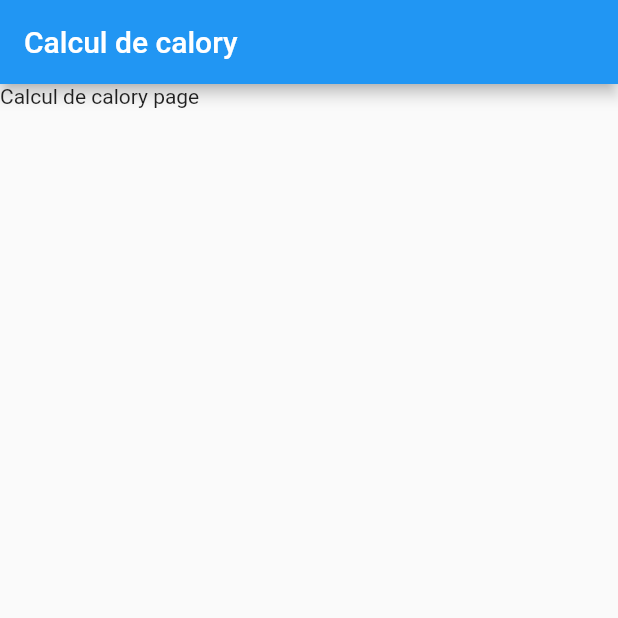
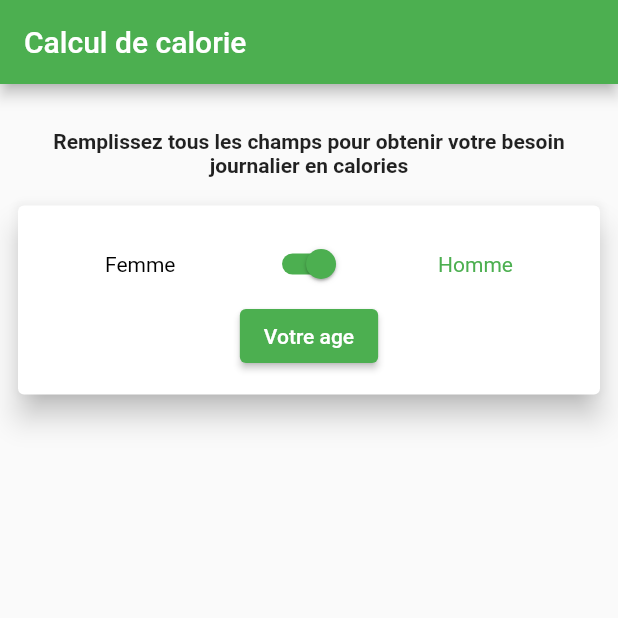
Before and after one commit to abdouwarissiboukari/calory_app, a Flutter app: the screen it shows after launch, on a phone screen of 412 x 824 dp, the top half of it. Run offline on Flutter 3.47's test engine with Material 2 defaults, Android fonts, the phone set to English and light mode, and no system bars.

Commit message:
Adds of 2023-02-02

```diff
--- a/lib/main.dart
+++ b/lib/main.dart
@@ -22,7 +22,7 @@ class MyApp extends StatelessWidget {
       debugShowCheckedModeBanner: false,
       title: 'Flutter Demo',
       theme: ThemeData(
-        primarySwatch: Colors.blue,
+        primarySwatch: context.watch<DataProvider>().appPramaryColor,
       ),
       home: Home(),
     );
--- a/lib/services/DataProvier.dart
+++ b/lib/services/DataProvier.dart
@@ -1,3 +1,63 @@
 import 'package:flutter/cupertino.dart';
+import 'package:flutter/material.dart';
 
-class DataProvider with ChangeNotifier {}
+class DataProvider with ChangeNotifier {
+  String appBarTitle = "Calcul de calorie";
+  String infoString =
+      "Remplissez tous les champs pour obtenir votre besoin journalier en calories";
+  String ageButtonText = "";
+
+  MaterialColor appPramaryColor = Colors.grey;
+  Color womanColor = Colors.white;
+  Color manColor = Colors.white;
+  int manOrWoman = 1;
+  bool switchValue = true;
+  DateTime initialDate = DateTime.now();
+  DateTime SelectedDate = DateTime.now();
+  int age = 0;
+
+  DataProvider() {
+    setAppColor(true);
+    setAge(SelectedDate);
+  }
+
+  setAppColor(bool colorType) {
+    (colorType)
+        ? appPramaryColor = Colors.green
+        : appPramaryColor = Colors.pink;
+
+    manOrWoman = (colorType) ? 1 : 0;
+
+    if (manOrWoman == 1) {
+      womanColor = Colors.black;
+      manColor = Colors.green;
+    } else {
+      womanColor = Colors.pink;
+      manColor = Colors.black;
+    }
+    notifyListeners();
+  }
+
+  setWicthValue(bool sValue) {
+    switchValue = sValue;
+    setAppColor(sValue);
+
+    notifyListeners();
+  }
+
+  setAge(DateTime dateTime) {
+    if (dateTime.second == DateTime.now().second) {
+      age = 0;
+      ageButtonText = "Votre age";
+    } else if (dateTime.second > DateTime.now().second) {
+      age = 0;
+      ageButtonText = "Date incorrecte";
+    } else {
+      age = dateTime.year - initialDate.year;
+      SelectedDate = dateTime;
+      ageButtonText = "Votre age est $age";
+    }
+
+    notifyListeners();
+  }
+}
--- a/lib/views/pages/Home.dart
+++ b/lib/views/pages/Home.dart
@@ -1,6 +1,10 @@
+import 'package:calory_app/services/DataProvier.dart';
 import 'package:calory_app/views/widgets/CustomAppBar.dart';
+import 'package:calory_app/views/widgets/InfoTextView.dart';
+import 'package:calory_app/views/widgets/formCard.dart';
 import 'package:flutter/cupertino.dart';
 import 'package:flutter/material.dart';
+import 'package:provider/provider.dart';
 
 class Home extends StatefulWidget {
   @override
@@ -11,16 +15,21 @@ class HomeState extends State<Home> {
   @override
   Widget build(BuildContext context) {
     return Scaffold(
-      appBar: CustomAppBar(titleString: "Calcul de calory"),
+      appBar:
+          CustomAppBar(titleString: context.watch<DataProvider>().appBarTitle),
       body: SingleChildScrollView(
-        child: Column(
-          mainAxisAlignment: MainAxisAlignment.spaceEvenly,
-          crossAxisAlignment: CrossAxisAlignment.center,
-          children: const [
-            Text("Calcul de calory page"),
-          ],
-        ),
-      ),
+          padding: const EdgeInsets.only(top: 15, bottom: 8, left: 8, right: 8),
+          child: Expanded(
+            child: Column(
+              mainAxisAlignment: MainAxisAlignment.spaceEvenly,
+              mainAxisSize: MainAxisSize.max,
+              crossAxisAlignment: CrossAxisAlignment.center,
+              children: [
+                InfoTextView(),
+                FormCard(),
+              ],
+            ),
+          )),
     );
   }
 }
--- a/lib/views/widgets/CustomAppBar.dart
+++ b/lib/views/widgets/CustomAppBar.dart
@@ -3,5 +3,6 @@ import 'package:flutter/material.dart';
 class CustomAppBar extends AppBar {
   String titleString;
 
-  CustomAppBar({required this.titleString}) : super(title: Text(titleString));
+  CustomAppBar({super.key, required this.titleString})
+      : super(title: Text(titleString));
 }
--- /dev/null
+++ b/lib/views/widgets/DialogButtonView.dart
@@ -0,0 +1,23 @@
+import 'package:calory_app/services/DataProvier.dart';
+import 'package:flutter/cupertino.dart';
+import 'package:flutter/material.dart';
+import 'package:provider/provider.dart';
+
+class DialogButtonView extends StatelessWidget {
+  @override
+  Widget build(BuildContext context) {
+    return ElevatedButton(
+        onPressed: (() => showBirthdayPicker(context)),
+        child: Text(context.watch<DataProvider>().ageButtonText));
+  }
+
+  showBirthdayPicker(BuildContext context) {
+    showDatePicker(
+      context: context,
+      initialDate: context.watch<DataProvider>().initialDate,
+      firstDate: DateTime(1970),
+      lastDate: DateTime(2023, 3),
+    ).then((value) =>
+        {if (value != null) context.read<DataProvider>().setAge(value!)});
+  }
+}
--- /dev/null
+++ b/lib/views/widgets/InfoTextView.dart
@@ -0,0 +1,20 @@
+import 'package:calory_app/services/DataProvier.dart';
+import 'package:flutter/cupertino.dart';
+import 'package:provider/provider.dart';
+
+class InfoTextView extends StatelessWidget {
+  @override
+  Widget build(BuildContext context) {
+    return Padding(
+      padding: const EdgeInsets.only(top: 15, bottom: 15),
+      child: Text(
+        context.watch<DataProvider>().infoString,
+        style: const TextStyle(
+          fontSize: 14,
+          fontWeight: FontWeight.bold,
+        ),
+        textAlign: TextAlign.center,
+      ),
+    );
+  }
+}
--- /dev/null
+++ b/lib/views/widgets/SwitchView.dart
@@ -0,0 +1,19 @@
+import 'package:flutter/cupertino.dart';
+import 'package:flutter/material.dart';
+import 'package:provider/provider.dart';
+
+import '../../services/DataProvier.dart';
+
+class SwitchView extends StatelessWidget {
+  @override
+  Widget build(BuildContext context) {
+    return Switch(
+      value: context.watch<DataProvider>().switchValue,
+      onChanged: ((value) => context.read<DataProvider>().setWicthValue(value)),
+      activeColor: context.watch<DataProvider>().manColor,
+      activeTrackColor: context.watch<DataProvider>().manColor,
+      inactiveTrackColor: context.watch<DataProvider>().womanColor,
+      inactiveThumbColor: context.watch<DataProvider>().womanColor,
+    );
+  }
+}
--- /dev/null
+++ b/lib/views/widgets/TextView.dart
@@ -0,0 +1,21 @@
+import 'package:flutter/cupertino.dart';
+
+class TextView extends StatelessWidget {
+  String text;
+  Color color;
+  double? fontSizeValue;
+
+  TextView(
+      {super.key,
+      required this.text,
+      required this.color,
+      required this.fontSizeValue});
+
+  @override
+  Widget build(BuildContext context) {
+    return Text(
+      text,
+      style: TextStyle(color: color, fontSize: fontSizeValue),
+    );
+  }
+}
--- /dev/null
+++ b/lib/views/widgets/formCard.dart
@@ -0,0 +1,42 @@
+import 'package:calory_app/services/DataProvier.dart';
+import 'package:calory_app/views/widgets/DialogButtonView.dart';
+import 'package:calory_app/views/widgets/SwitchView.dart';
+import 'package:calory_app/views/widgets/TextView.dart';
+import 'package:flutter/cupertino.dart';
+import 'package:flutter/material.dart';
+import 'package:provider/provider.dart';
+
+class FormCard extends StatelessWidget {
+  @override
+  Widget build(BuildContext context) {
+    return Card(
+        elevation: 8,
+        child: Padding(
+          padding: const EdgeInsets.only(top: 15, bottom: 15),
+          child: Column(
+            mainAxisAlignment: MainAxisAlignment.spaceEvenly,
+            mainAxisSize: MainAxisSize.max,
+            children: [
+              Row(
+                mainAxisSize: MainAxisSize.max,
+                mainAxisAlignment: MainAxisAlignment.spaceEvenly,
+                children: [
+                  TextView(
+                    text: "Femme",
+                    color: context.watch<DataProvider>().womanColor,
+                    fontSizeValue: 14,
+                  ),
+                  SwitchView(),
+                  TextView(
+                    text: "Homme",
+                    color: context.watch<DataProvider>().manColor,
+                    fontSizeValue: 14,
+                  )
+                ],
+              ),
+              DialogButtonView(),
+            ],
+          ),
+        ));
+  }
+}
```
